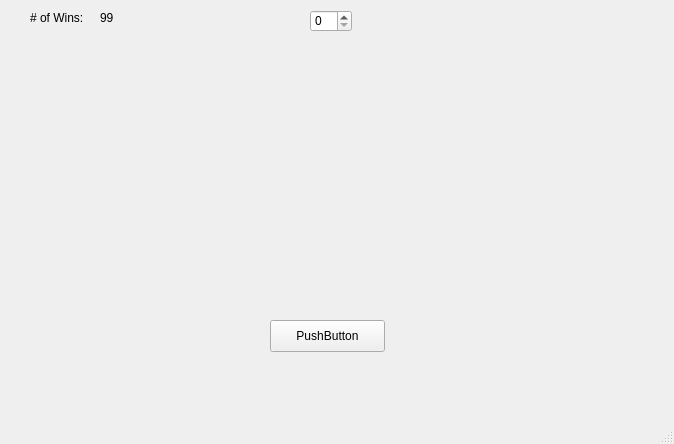
Qt form Craps.ui (SNHU-CETA-CSE/craps-build-krwatkins0002) before a commit.
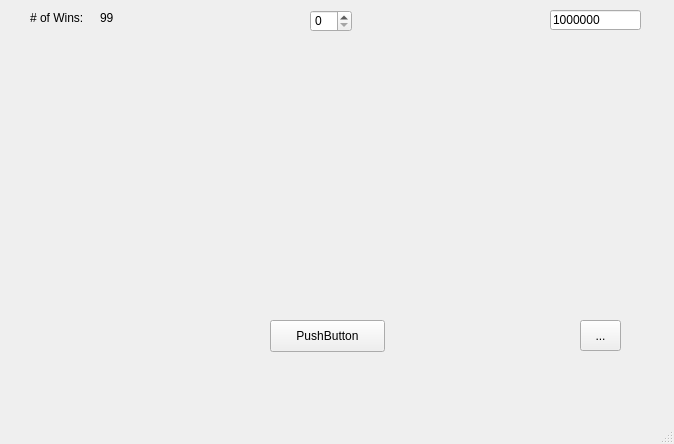
The same form after that commit. Icons and pictures are not drawn.

Patch:
```diff
--- a/Craps.ui
+++ b/Craps.ui
@@ -95,6 +95,32 @@
      <string>99</string>
     </property>
    </widget>
+   <widget class="QLineEdit" name="currentBankValueUI">
+    <property name="geometry">
+     <rect>
+      <x>550</x>
+      <y>10</y>
+      <width>91</width>
+      <height>20</height>
+     </rect>
+    </property>
+    <property name="text">
+     <string>1000000</string>
+    </property>
+   </widget>
+   <widget class="QToolButton" name="preferencesSelectButton">
+    <property name="geometry">
+     <rect>
+      <x>580</x>
+      <y>320</y>
+      <width>41</width>
+      <height>31</height>
+     </rect>
+    </property>
+    <property name="text">
+     <string>...</string>
+    </property>
+   </widget>
   </widget>
   <widget class="QMenuBar" name="menubar">
    <property name="geometry">
```
Left out of the diff: 4 changed lines with no effect on the pictures.
